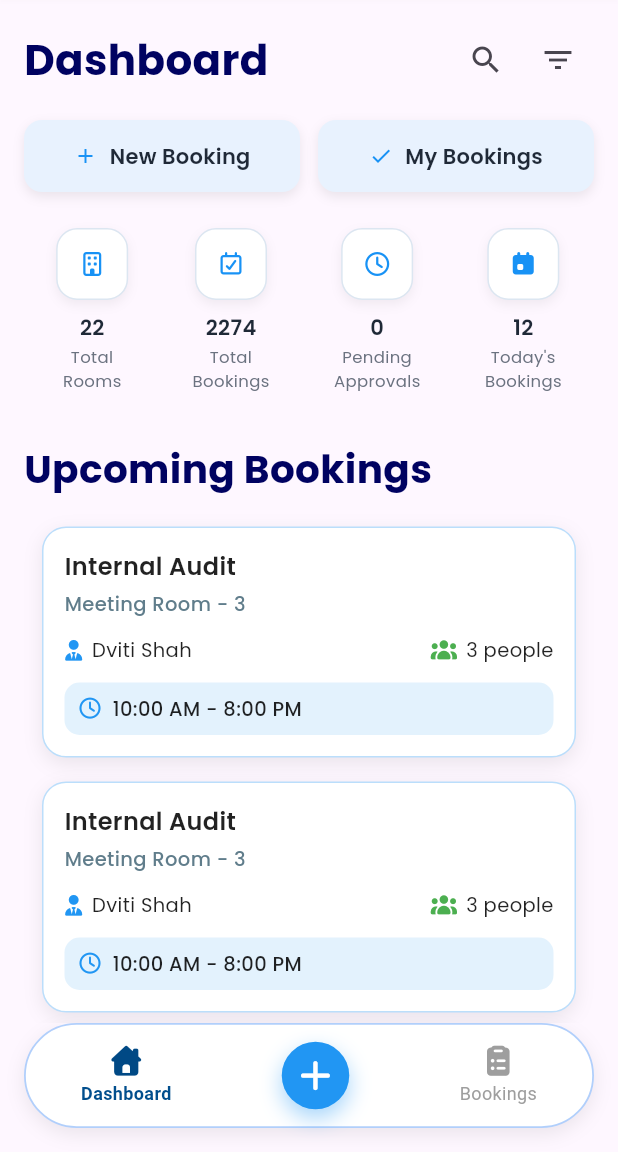
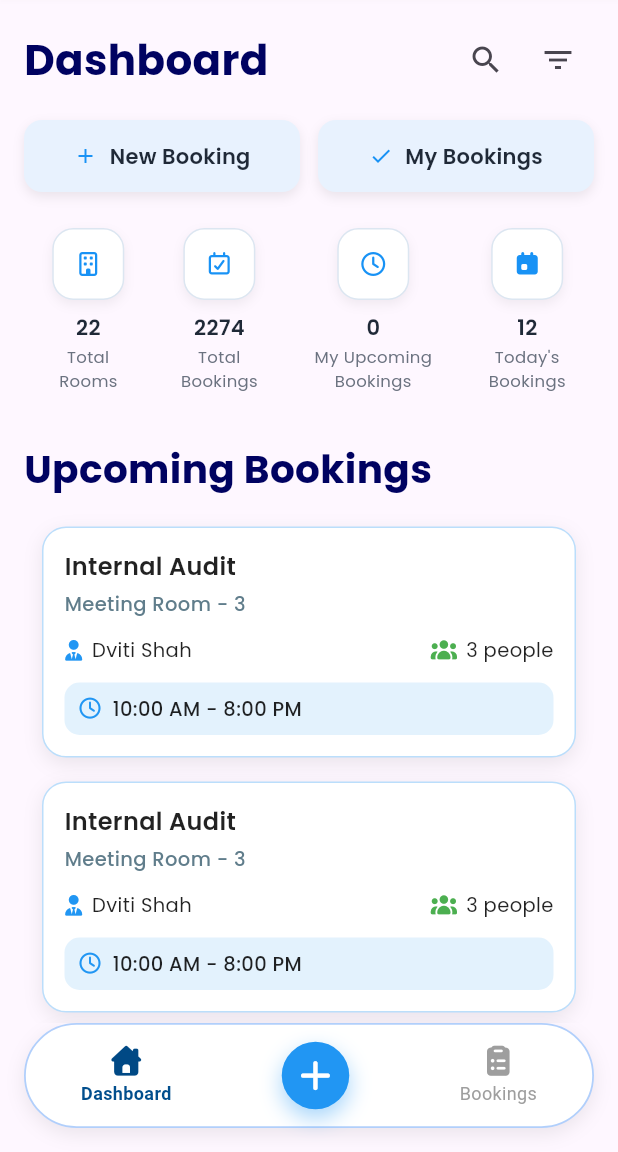
Before and after one commit to ankitk611/llroombooker_app, a Flutter app: the DashboardPage screen opened directly, on a phone screen of 412 x 824 dp, the part 84-1236 px from its top. Run offline on Flutter 3.47's test engine with Material 3 defaults, Android fonts, the phone set to English and light mode, and no system bars; our stand-ins replace font_awesome_flutter, google_fonts, lottie, table_calendar.

Commit message:
Updated status bar

```diff
--- a/lib/views/pages/dashboard_page.dart
+++ b/lib/views/pages/dashboard_page.dart
@@ -259,7 +259,7 @@ Widget _actionButton(
       children: [
         StatItem(FontAwesomeIcons.building, "22", "Total\nRooms"),
         StatItem(FontAwesomeIcons.calendarCheck, "2274", "Total\nBookings"),
-        StatItem(FontAwesomeIcons.clock, "0", "Pending\nApprovals"),
+        StatItem(FontAwesomeIcons.clock, "0", "My Upcoming\nBookings"),
         StatItem(FontAwesomeIcons.calendarDay, "12", "Today's\nBookings"),
       ],
     );
```
